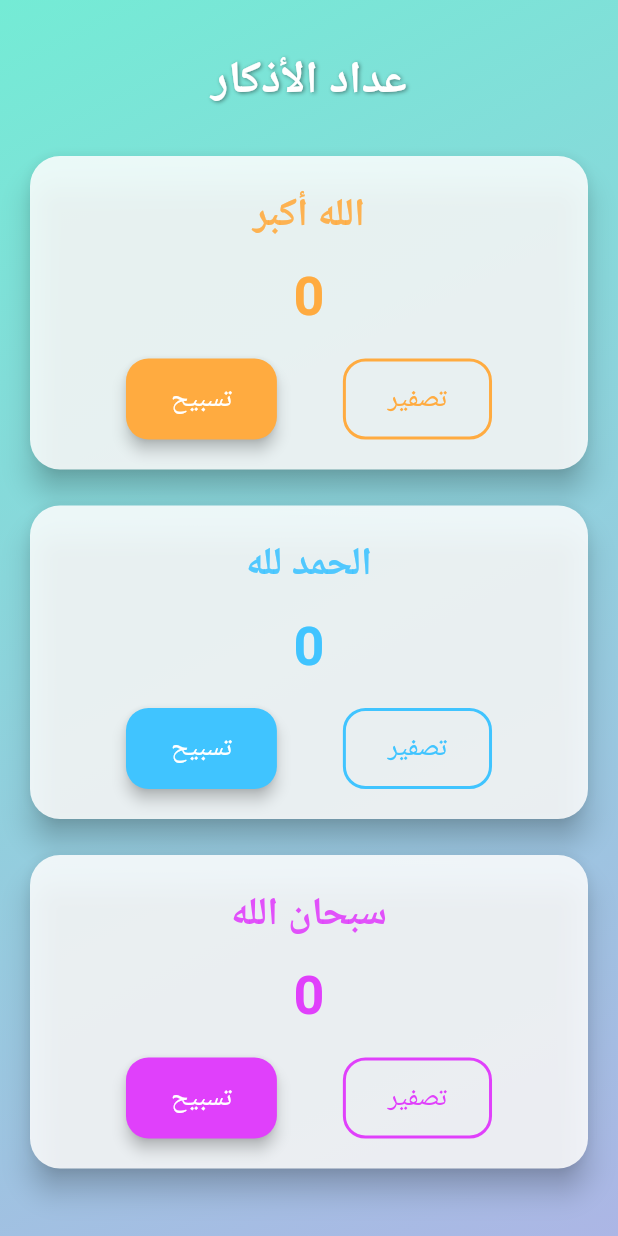
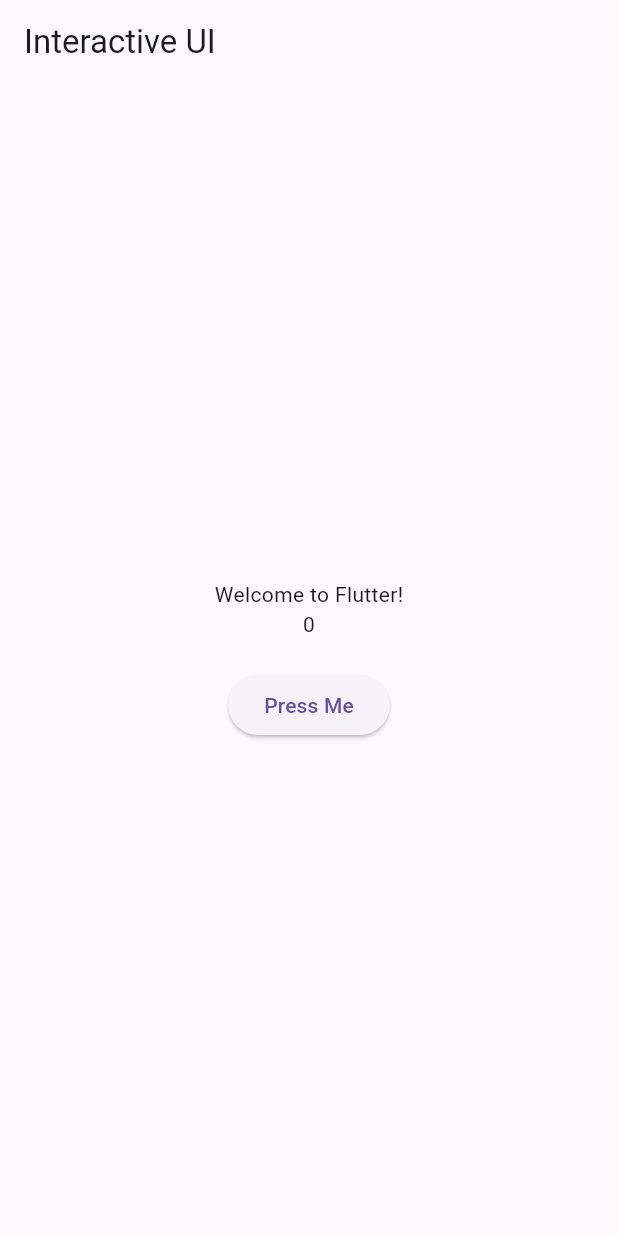
Before and after one commit to LAHENLAHRN/allapplication, a Flutter app: the screen it shows after launch, on a phone screen of 412 x 824 dp. Run offline on Flutter 3.47's test engine with Material 3 defaults, Android fonts, the phone set to English and light mode, and no system bars.

Commit message:
lesson_02_a_state_change

```diff
--- a/lib/main.dart
+++ b/lib/main.dart
@@ -1,175 +1,47 @@
 import 'package:flutter/material.dart';
 
 void main() {
-  runApp(const TasbeehApp());
+  runApp(MyInteractiveApp());
 }
 
-class TasbeehApp extends StatelessWidget {
-  const TasbeehApp({super.key});
+class MyInteractiveApp extends StatefulWidget {
+  @override
+  _MyInteractiveAppState createState() => _MyInteractiveAppState();
+}
+
+class _MyInteractiveAppState extends State<MyInteractiveApp> {
+  String message = 'Welcome to Flutter!';
+  int counter = 0;
+
+  void updateMessage() {
+    setState(() {
+      message = 'Button Pressed!';
+      counter++;
+    });
+  }
 
   @override
   Widget build(BuildContext context) {
     return MaterialApp(
-      debugShowCheckedModeBanner: false,
-      title: 'عداد التسبيح',
-      theme: ThemeData(
-        fontFamily: 'Roboto',
-        primarySwatch: Colors.teal,
-      ),
-      home: const TasbeehScreen(),
-    );
-  }
-}
-
-class TasbeehScreen extends StatefulWidget {
-  const TasbeehScreen({super.key});
-
-  @override
-  State<TasbeehScreen> createState() => _TasbeehScreenState();
-}
-
-class _TasbeehScreenState extends State<TasbeehScreen> {
-  int allahuAkbar = 0;
-  int alhamdulillah = 0;
-  int subhanAllah = 0;
-
-  @override
-  Widget build(BuildContext context) {
-    return Scaffold(
-      body: Container(
-        decoration: const BoxDecoration(
-          gradient: LinearGradient(
-            colors: [Color(0xFF74EBD5), Color(0xFFACB6E5)],
-            begin: Alignment.topLeft,
-            end: Alignment.bottomRight,
-          ),
+      home: Scaffold(
+        appBar: AppBar(
+          title: Text('Interactive UI'),
         ),
-        child: SafeArea(
-          child: SingleChildScrollView(
-            physics: const BouncingScrollPhysics(),
-            padding: const EdgeInsets.all(16.0),
-            child: Column(
-              children: [
-                const SizedBox(height: 16),
-                const Text(
-                  'عداد الأذكار',
-                  style: TextStyle(
-                    fontSize: 30,
-                    fontWeight: FontWeight.bold,
-                    color: Colors.white,
-                    shadows: [
-                      Shadow(
-                        color: Colors.black45,
-                        offset: Offset(1, 1),
-                        blurRadius: 3,
-                      ),
-                    ],
-                  ),
-                ),
-                const SizedBox(height: 24),
-                _buildCounterCard(
-                  title: 'الله أكبر',
-                  count: allahuAkbar,
-                  color: Colors.orangeAccent,
-                  onTap: () => setState(() => allahuAkbar++),
-                  onReset: () => setState(() => allahuAkbar = 0),
-                ),
-                const SizedBox(height: 16),
-                _buildCounterCard(
-                  title: 'الحمد لله',
-                  count: alhamdulillah,
-                  color: Colors.lightBlueAccent,
-                  onTap: () => setState(() => alhamdulillah++),
-                  onReset: () => setState(() => alhamdulillah = 0),
-                ),
-                const SizedBox(height: 16),
-                _buildCounterCard(
-                  title: 'سبحان الله',
-                  count: subhanAllah,
-                  color: Colors.purpleAccent,
-                  onTap: () => setState(() => subhanAllah++),
-                  onReset: () => setState(() => subhanAllah = 0),
-                ),
-                const SizedBox(height: 30),
-              ],
-            ),
+        body: Center(
+          child: Column(
+            mainAxisAlignment: MainAxisAlignment.center,
+            children: [
+              Text(message),
+              Text("$counter"),
+              SizedBox(height: 20),
+              ElevatedButton(
+                onPressed: updateMessage,
+                child: Text('Press Me'),
+              ),
+            ],
           ),
         ),
       ),
     );
   }
-
-  Widget _buildCounterCard({
-    required String title,
-    required int count,
-    required Color color,
-    required VoidCallback onTap,
-    required VoidCallback onReset,
-  }) {
-    return Card(
-      color: Colors.white.withOpacity(0.85),
-      shape: RoundedRectangleBorder(borderRadius: BorderRadius.circular(20)),
-      elevation: 8,
-      child: Padding(
-        padding: const EdgeInsets.all(20),
-        child: Column(
-          children: [
-            Text(
-              title,
-              style: TextStyle(
-                fontSize: 26,
-                fontWeight: FontWeight.bold,
-                color: color.withOpacity(0.9),
-              ),
-            ),
-            const SizedBox(height: 10),
-            Text(
-              '$count',
-              style: TextStyle(
-                fontSize: 36,
-                fontWeight: FontWeight.w600,
-                color: color,
-              ),
-            ),
-            const SizedBox(height: 16),
-            Row(
-              mainAxisAlignment: MainAxisAlignment.spaceEvenly,
-              children: [
-                ElevatedButton(
-                  onPressed: onTap,
-                  style: ElevatedButton.styleFrom(
-                    backgroundColor: color,
-                    foregroundColor: Colors.white,
-                    padding: const EdgeInsets.symmetric(
-                        horizontal: 30, vertical: 14),
-                    shape: RoundedRectangleBorder(
-                        borderRadius: BorderRadius.circular(15)),
-                    elevation: 4,
-                  ),
-                  child: const Text(
-                    'تسبيح',
-                    style: TextStyle(fontSize: 18),
-                  ),
-                ),
-                OutlinedButton(
-                  onPressed: onReset,
-                  style: OutlinedButton.styleFrom(
-                    side: BorderSide(color: color, width: 2),
-                    padding: const EdgeInsets.symmetric(
-                        horizontal: 30, vertical: 14),
-                    shape: RoundedRectangleBorder(
-                        borderRadius: BorderRadius.circular(15)),
-                  ),
-                  child: Text(
-                    'تصفير',
-                    style: TextStyle(fontSize: 18, color: color),
-                  ),
-                ),
-              ],
-            ),
-          ],
-        ),
-      ),
-    );
-  }
 }
```
Also changed, not shown: 1 other file.
